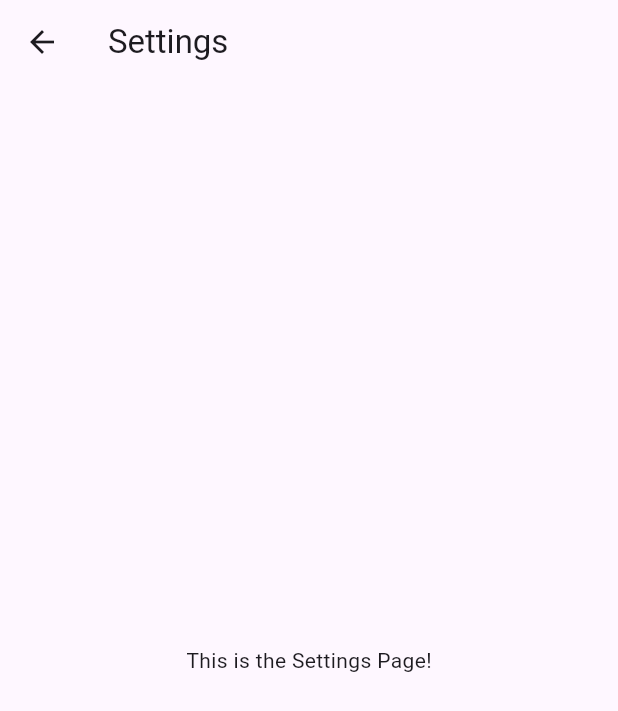
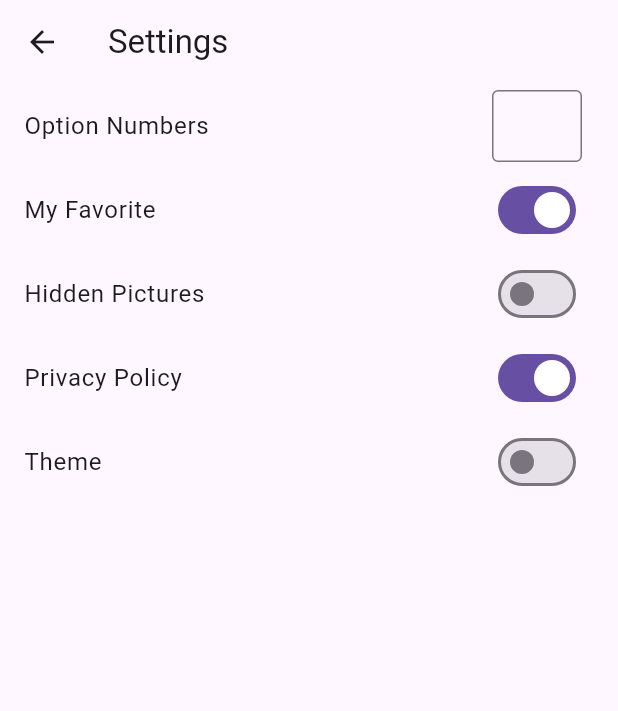
Before and after one commit to ablackcat04/software_studio_final, a Flutter app: the screen it shows after launch, in the side drawer, after a tap on "Settings", on a phone screen of 412 x 824 dp. Shown: the top 711 px of the screen. Run offline on Flutter 3.47's test engine with Material 3 defaults, Android fonts, the phone set to English and light mode, and no system bars.

Commit message:
SettingPage

```diff
--- a/lib/mainscreen.dart
+++ b/lib/mainscreen.dart
@@ -1,5 +1,6 @@
 // main_screen.dart (Updated)
 import 'package:flutter/material.dart';
+import 'package:software_studio_final/models/settings.dart';
 import 'package:software_studio_final/widgets/customDrawer.dart';
 import 'package:software_studio_final/widgets/favorite.dart'; // Keep widget imports here if MainScreen navigates
 import 'package:software_studio_final/widgets/settings.dart';
@@ -40,9 +41,22 @@ class _MainScreenState extends State<MainScreen> {
   // --- Navigation Methods (remain in MainScreen as they use its context) ---
   void _goToSettings() {
     Navigator.pop(context); // Close drawer before navigating
+    Settings initSettings = Settings(
+      optionNumbers: 3,
+      myFavorite: true,
+      hiddenPictures: false,
+      privacyPolicy: true,
+      isDarkTheme: false,
+    );
     Navigator.push(
       context,
-      MaterialPageRoute(builder: (context) => SettingsPage()),
+      MaterialPageRoute(
+        builder:
+            (context) => SettingsPage(
+              initSettings: initSettings,
+              onChanged: (Settings settings) {},
+            ),
+      ),
     );
   }
 
--- /dev/null
+++ b/lib/models/settings.dart
@@ -0,0 +1,31 @@
+class Settings {
+  Settings({
+    required this.optionNumbers,
+    required this.myFavorite,
+    required this.hiddenPictures,
+    required this.privacyPolicy,
+    required this.isDarkTheme,
+  });
+
+  int optionNumbers;
+  bool myFavorite;
+  bool hiddenPictures;
+  bool privacyPolicy;
+  bool isDarkTheme;
+
+  Settings copyWith({
+    int? optionNumbers,
+    bool? myFavorite,
+    bool? hiddenPictures,
+    bool? privacyPolicy,
+    bool? isDarkTheme,
+  }) {
+    return Settings(
+      optionNumbers: optionNumbers ?? this.optionNumbers,
+      myFavorite: myFavorite ?? this.myFavorite,
+      hiddenPictures: hiddenPictures ?? this.hiddenPictures,
+      privacyPolicy: privacyPolicy ?? this.privacyPolicy,
+      isDarkTheme: isDarkTheme ?? this.isDarkTheme,
+    );
+  }
+}
--- a/lib/widgets/settings.dart
+++ b/lib/widgets/settings.dart
@@ -1,11 +1,121 @@
 import 'package:flutter/material.dart';
+import 'package:flutter/services.dart';
+import 'package:software_studio_final/models/settings.dart';
 
-class SettingsPage extends StatelessWidget {
+class SettingsPage extends StatefulWidget {
+  final Settings initSettings;
+  final Function(Settings settings) onChanged;
+
+  const SettingsPage({
+    super.key,
+    required this.initSettings,
+    required this.onChanged,
+  });
+
+  @override
+  State<SettingsPage> createState() => _SettingsPageState();
+}
+
+class _SettingsPageState extends State<SettingsPage> {
+  late Settings settings;
+
+  @override
+  void initState() {
+    super.initState();
+    settings = widget.initSettings;
+  }
+
   @override
   Widget build(BuildContext context) {
-    return Scaffold(
-      appBar: AppBar(title: Text('Settings')),
-      body: Center(child: Text('This is the Settings Page!')),
+    return GestureDetector(
+      onTap: () {
+        // 點擊 TextField 以外的地方時關閉鍵盤
+        FocusScope.of(context).unfocus();
+      },
+      child: Scaffold(
+        appBar: AppBar(title: Text('Settings')),
+        body: ListView(
+          children: [
+            ListTile(
+              title: Text('Option Numbers'),
+              trailing: SizedBox(
+                width: 60,
+                child: TextField(
+                  keyboardType: TextInputType.number,
+                  inputFormatters: [FilteringTextInputFormatter.digitsOnly],
+                  decoration: InputDecoration(
+                    border: OutlineInputBorder(),
+                    contentPadding: EdgeInsets.symmetric(vertical: 4.0, horizontal: 8.0),
+                  ),
+                  onChanged: (String value) {
+                    final int? newValue = int.tryParse(value);
+                    if (newValue != null) {
+                      Settings newSettings = settings.copyWith(
+                        optionNumbers: newValue,
+                      );
+                      setState(() {
+                        settings = newSettings;
+                      });
+                    }
+                  },
+                ),
+              ),
+            ),
+            ListTile(
+              title: Text('My Favorite'),
+              trailing: Switch(
+                value: settings.myFavorite,
+                onChanged: (bool value) {
+                  Settings newSettings = settings.copyWith(myFavorite: value);
+                  setState(() {
+                    settings = newSettings;
+                  });
+                  widget.onChanged(newSettings);
+                },
+              ),
+            ),
+            ListTile(
+              title: Text('Hidden Pictures'),
+              trailing: Switch(
+                value: settings.hiddenPictures,
+                onChanged: (bool value) {
+                  Settings newSettings = settings.copyWith(hiddenPictures: value);
+                  setState(() {
+                    settings = newSettings;
+                  });
+                  widget.onChanged(newSettings);
+                },
+              ),
+            ),
+            ListTile(
+              title: Text('Privacy Policy'),
+              trailing: Switch(
+                value: settings.privacyPolicy,
+                onChanged: (bool value) {
+                  Settings newSettings = settings.copyWith(privacyPolicy: value);
+                  setState(() {
+                    settings = newSettings;
+                  });
+                  widget.onChanged(newSettings);
+                },
+              ),
+            ),
+            ListTile(
+              title: Text('Theme'),
+              trailing: Switch(
+                value: settings.isDarkTheme,
+                onChanged: (bool value) {
+                  Settings newSettings = settings.copyWith(isDarkTheme: value);
+                  setState(() {
+                    settings = newSettings;
+                  });
+                  widget.onChanged(newSettings);
+                },
+              ),
+            ),
+          ],
+        ),
+      ),
     );
   }
 }
```
Also changed, not shown: 1 other file.
